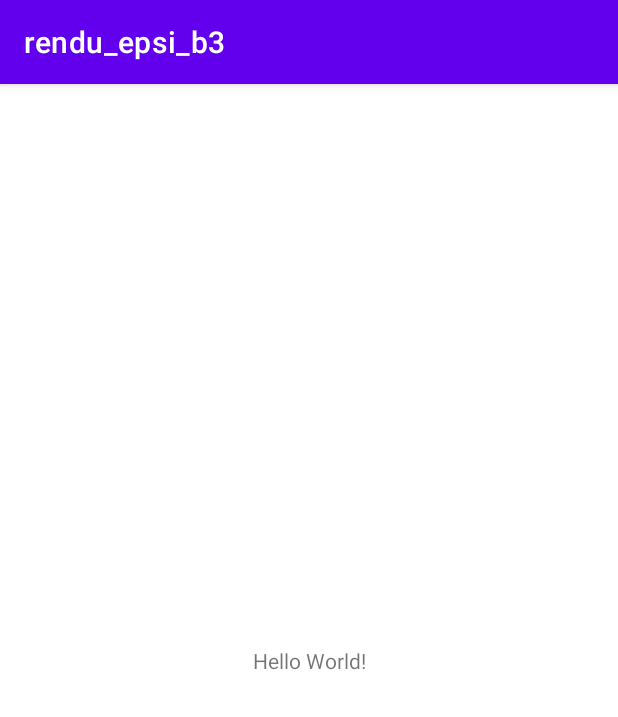
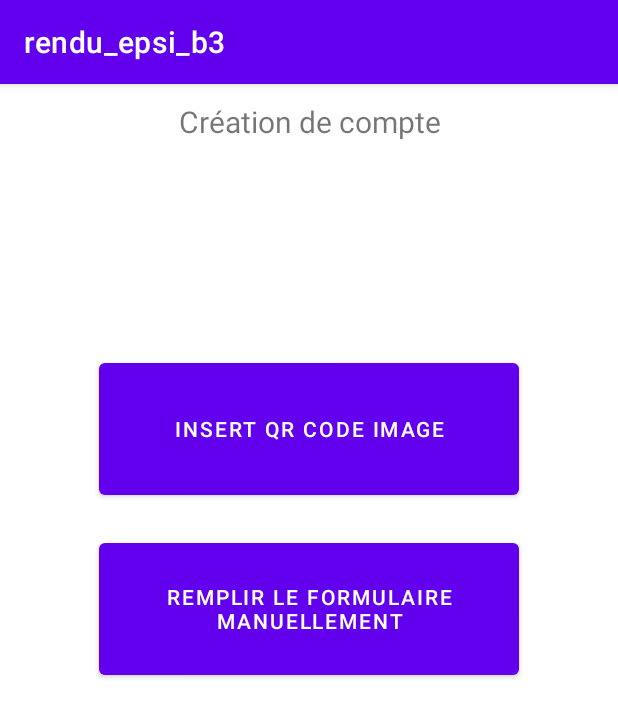
Before and after one commit to Alexandre-stoppini/rendu_epsi_b3, an Android app: the screen it shows after launch (MainActivity before the commit, CreateActivityMenu after it), on a phone screen of 412 x 824 dp. Shown: the top 717 px of the screen. Run offline under Robolectric (Android 15) with nearby library versions, the phone set to English and light mode, and no system bars.

Commit message:
## Added - Ajout du menu correspondant au choix d'insertion de données pour la création de l'utilisateur - Méthode d'ajout manuel des informations relatives à l'utilisateur - Methode de stockage des informations de l'utilisateur dans des dossiers de l'appli - Methode de vérification de l'existence de ces données - Utilisation de cette dernière méthode pour redirection lors de l'ouverture de l'application
## TODO:
### Inscription :
~~- Vérification compte existant~~
- Lecture de QR code
- Récupération des informations à partir du QR code
~~- Création formulaire d'inscription~~

### Fragements
- Création des fragements
- Ajout d'un bandeau supérieur contenant un logo au centre + svg à droite
- Fragment "Carte" == Fragment par défaut, doit contenir le nom + prenom de l'user, un code barre
- Fragment magasin, doit contenir la carte de google Maps avec les points renseigné, chaque magasin aura ses infos updates depuis un fichier json récupéré ici https://djemam.com/epsi/stores.json
- Fragment offres, doit contenir une liste d'images avec une description du produit et son nom. Se base sur https://djemam.com/epsi/offers.json
- Chaque élement sur magasins peut être cliqué pour avoir des infos en +
- Si clique sur svg haut et à droite alors accès à interface de modification de compte
***

```diff
--- a/app/build.gradle
+++ b/app/build.gradle
@@ -40,4 +40,5 @@ dependencies {
     testImplementation 'junit:junit:4.+'
     androidTestImplementation 'androidx.test.ext:junit:1.1.3'
     androidTestImplementation 'androidx.test.espresso:espresso-core:3.4.0'
+    implementation 'com.google.mlkit:barcode-scanning:17.0.2'
 }
--- a/app/src/main/java/fr/epsi/rendu_epsi_b3/MainActivity.kt
+++ b/app/src/main/java/fr/epsi/rendu_epsi_b3/CarteActivity.kt
@@ -3,7 +3,7 @@ package fr.epsi.rendu_epsi_b3
 import androidx.appcompat.app.AppCompatActivity
 import android.os.Bundle
 
-class MainActivity : BaseActivity() {
+class CarteActivity : BaseActivity() {
     override fun onCreate(savedInstanceState: Bundle?) {
         super.onCreate(savedInstanceState)
         setContentView(R.layout.activity_main)
--- /dev/null
+++ b/app/src/main/java/fr/epsi/rendu_epsi_b3/CreateActivityMenu.kt
@@ -0,0 +1,21 @@
+package fr.epsi.rendu_epsi_b3
+
+import android.content.Intent
+import android.os.Bundle
+import android.view.View
+import android.widget.Button
+
+class CreateActivityMenu: BaseActivity() {
+    override fun onCreate(savedInstanceState: Bundle?) {
+        super.onCreate(savedInstanceState)
+        setContentView(R.layout.activity_create_menu)
+        val buttonQRCode:Button = findViewById(R.id.buttonQRC)
+        val buttonManually:Button = findViewById(R.id.buttonManually)
+
+        buttonManually.setOnClickListener(View.OnClickListener {
+            val newIntent= Intent(application, CreateActivity::class.java)
+            startActivity(newIntent)
+        })
+
+    }
+}
--- a/app/src/main/java/fr/epsi/rendu_epsi_b3/SplashActivity.kt
+++ b/app/src/main/java/fr/epsi/rendu_epsi_b3/SplashActivity.kt
@@ -1,5 +1,6 @@
 package fr.epsi.rendu_epsi_b3
 
+import android.content.Context
 import android.content.Intent
 import android.os.Bundle
 import android.os.Handler
@@ -8,11 +9,27 @@ import android.os.Looper
 class SplashActivity : BaseActivity() {
     override fun onCreate(savedInstanceState: Bundle?) {
         super.onCreate(savedInstanceState)
+
+        val account_created: Boolean = checkIfUserExist("name") != "no_user"
+
         setContentView(R.layout.activity_splash)
         Handler(Looper.getMainLooper()).postDelayed({
-            val newIntent=Intent(application,MainActivity::class.java)
-            startActivity(newIntent)
-            finish()
-        },2000)
+            if (!account_created) {
+                val newIntent = Intent(application, CreateActivityMenu::class.java)
+                startActivity(newIntent)
+                finish()
+            } else {
+                val newIntent = Intent(application, CarteActivity::class.java)
+                startActivity(newIntent)
+                finish()
+            }
+
+        }, 2000)
+    }
+
+    fun checkIfUserExist(key: String): String {
+        val sharedPreferences = getSharedPreferences("user", Context.MODE_PRIVATE)
+        val txt = sharedPreferences.getString(key, "no_user")
+        return txt.toString()
     }
 }
--- /dev/null
+++ b/app/src/main/res/layout/activity_create_menu.xml
@@ -0,0 +1,34 @@
+<?xml version="1.0" encoding="utf-8"?>
+<LinearLayout
+    xmlns:android="http://schemas.android.com/apk/res/android"
+    android:layout_width="match_parent"
+    android:layout_height="match_parent"
+    android:orientation="vertical"
+    >
+    <TextView
+        android:layout_width="match_parent"
+        android:layout_height="50sp"
+        android:gravity="center"
+        android:text="@string/create_accout"
+        android:textAlignment="center"
+        android:textSize="20sp" />
+
+    <Button
+        android:id="@+id/buttonQRC"
+        android:layout_marginTop="130sp"
+        android:layout_width="280sp"
+        android:layout_height="100dp"
+
+        android:layout_gravity="center"
+        android:text="Insert QR code image" />
+
+    <Button
+        android:id="@+id/buttonManually"
+        android:layout_marginTop="20sp"
+        android:layout_width="280sp"
+        android:layout_height="100dp"
+        android:layout_gravity="center"
+
+        android:text="@string/redirect_form" />
+
+</LinearLayout>
--- a/app/src/main/res/layout/activity_main.xml
+++ b/app/src/main/res/layout/activity_main.xml
@@ -4,7 +4,7 @@
     xmlns:tools="http://schemas.android.com/tools"
     android:layout_width="match_parent"
     android:layout_height="match_parent"
-    tools:context=".MainActivity">
+    tools:context=".CarteActivity">
 
     <TextView
         android:layout_width="wrap_content"
--- /dev/null
+++ b/app/src/main/res/layout/activity_qrcode.xml
@@ -0,0 +1,6 @@
+<?xml version="1.0" encoding="utf-8"?>
+<androidx.constraintlayout.widget.ConstraintLayout xmlns:android="http://schemas.android.com/apk/res/android"
+    android:layout_width="match_parent"
+    android:layout_height="match_parent">
+
+</androidx.constraintlayout.widget.ConstraintLayout>
```
Also changed, not shown: app/src/main/AndroidManifest.xml (+12 -3 lines), app/src/main/java/fr/epsi/rendu_epsi_b3/CreateActivity.kt (added, +45 -0 lines), app/src/main/res/layout/activity_create.xml (added, +107 -0 lines), app/src/main/res/values/strings.xml (+10 -0 lines), 1 other file.
